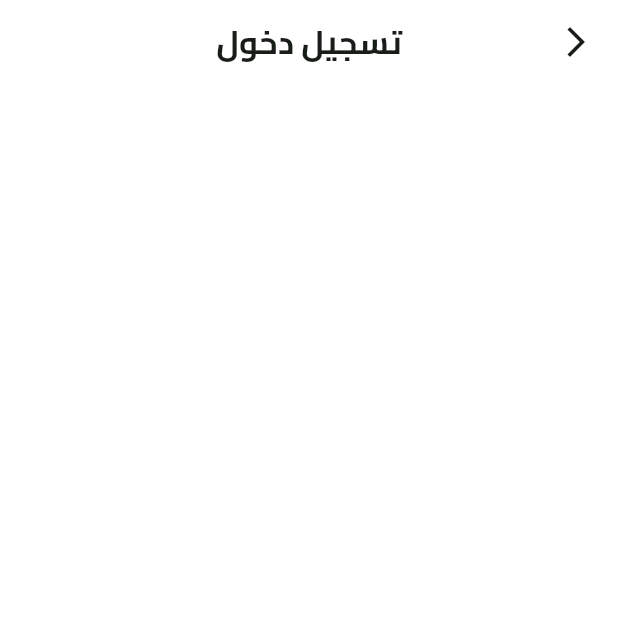
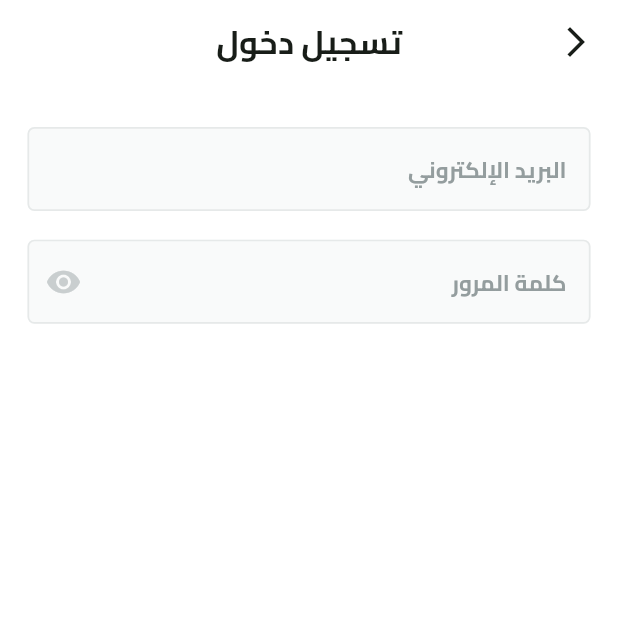
Before and after one commit to MhammadAli/Fakahany, a Flutter app: the screen it shows after launch, after a tap on "تخط", on a phone screen of 412 x 824 dp, the top half of it. Run offline on Flutter 3.47's test engine with Material 3 defaults, Android fonts, the phone set to English and light mode, and no system bars; our stand-ins replace dots_indicator, flutter_screenutil, flutter_svg, shared_preferences.

Commit message:
Adding Custom text Field.

```diff
--- /dev/null
+++ b/lib/core/widgets/custom_text_field.dart
@@ -0,0 +1,49 @@
+import 'package:fakahany/utils/app_text_styles.dart';
+import 'package:flutter/material.dart';
+import 'package:flutter_screenutil/flutter_screenutil.dart';
+
+class CustomTextFormField extends StatelessWidget {
+  const CustomTextFormField({
+    super.key,
+    this.suffixIcon,
+    required this.hintText,
+    required this.textInputType,
+  });
+
+  final String hintText;
+  final TextInputType textInputType;
+  final Widget? suffixIcon;
+
+  @override
+  Widget build(BuildContext context) {
+    return TextFormField(
+      keyboardType: textInputType,
+      decoration: InputDecoration(
+        suffixIcon: suffixIcon,
+        hintText: hintText,
+        hintStyle: AppTextStyles.bold13.copyWith(
+          color: const Color(0xFF949D9E),
+        ),
+        filled: true,
+        fillColor: const Color(0xFFF9FAFA),
+        border: buildBorder(),
+        enabledBorder: buildBorder(),
+        focusedBorder: buildBorder(),
+      ),
+    );
+  }
+
+  OutlineInputBorder buildBorder() {
+    return OutlineInputBorder(
+      borderRadius: BorderRadius.circular(
+        4.r,
+      ),
+      borderSide: BorderSide(
+        width: 1.w,
+        color: const Color(
+          0xFFE6E9E9,
+        ),
+      ),
+    );
+  }
+}
--- a/lib/features/auth/presentation/views/widgets/login_view_body.dart
+++ b/lib/features/auth/presentation/views/widgets/login_view_body.dart
@@ -1,15 +1,39 @@
+import 'package:fakahany/core/widgets/custom_text_field.dart';
 import 'package:flutter/material.dart';
+import 'package:flutter_screenutil/flutter_screenutil.dart';
+
+import '../../../../../constants.dart';
 
 class LoginViewBody extends StatelessWidget {
   const LoginViewBody({super.key});
 
   @override
   Widget build(BuildContext context) {
-    return const SingleChildScrollView(
-      child: Column(
-        children: [
-
-        ],
+    return Padding(
+      padding: EdgeInsets.symmetric(horizontal: kHorizontalPadding),
+      child:  SingleChildScrollView(
+        child: Column(
+          children: [
+            SizedBox(
+              height: 24.h,
+            ),
+            CustomTextFormField(
+              textInputType: TextInputType.emailAddress,
+              hintText: 'البريد الإلكتروني',
+            ),
+            SizedBox(
+              height: 16.h,
+            ),
+            CustomTextFormField(
+              textInputType: TextInputType.visiblePassword,
+              hintText: 'كلمة المرور',
+              suffixIcon: Icon(
+                Icons.remove_red_eye,
+                color: const Color(0xFFC9CECF),
+              ),
+            ),
+          ],
+        ),
       ),
     );
   }
```
